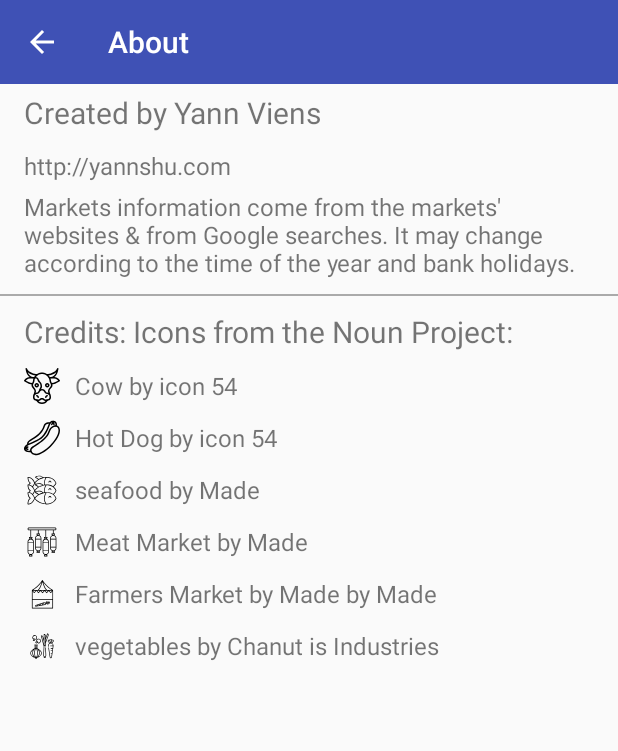
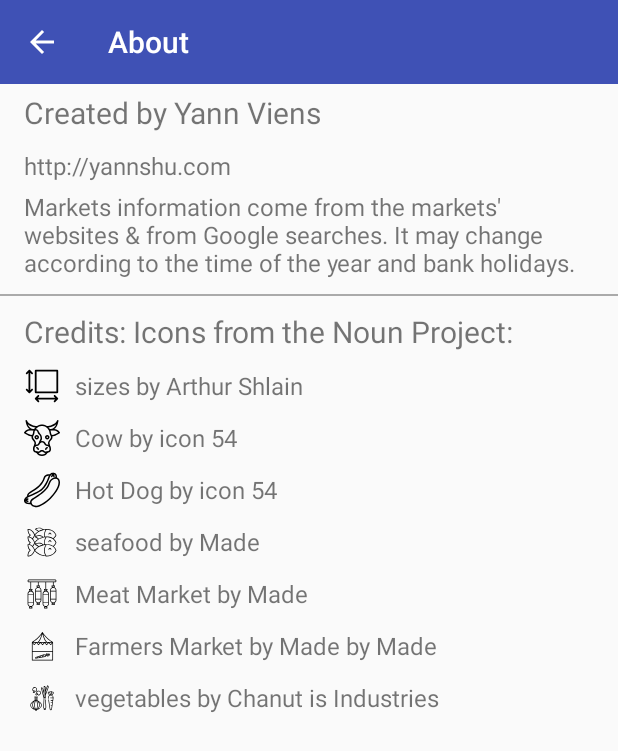
Before and after one commit to Yannshu/London-Food-Markets, an Android app: the AboutActivity screen opened directly, with no data from a screen before it, on a phone screen of 412 x 824 dp. Shown: the top 751 px of the screen. Run offline under Robolectric (Android 15) with nearby library versions, the phone set to English and light mode, and no system bars; our stand-ins replace Dagger/Hilt's generated code, Timber.

Commit message:
Display size icon credits.

```diff
--- a/app/src/main/java/com/yannshu/londonfoodmarkets/ui/AboutActivityComponent.kt
+++ b/app/src/main/java/com/yannshu/londonfoodmarkets/ui/AboutActivityComponent.kt
@@ -27,6 +27,7 @@
         @Provides
         fun provideIcons(): List<Icon> {
             val icons = ArrayList<Icon>()
+            icons.add(Icon(R.string.credit_icon_size_description, R.string.credit_icon_size_url, R.drawable.ic_size))
             icons.add(Icon(R.string.credit_icon_cow_description, R.string.credit_icon_cow_url, R.drawable.ic_cow))
             icons.add(Icon(R.string.credit_icon_hot_dog_description, R.string.credit_icon_hot_dog_url, R.drawable.ic_hot_dog))
             icons.add(Icon(R.string.credit_icon_fishes_description, R.string.credit_icon_fishes_url, R.drawable.ic_fishes))
--- a/app/src/main/res/values/strings.xml
+++ b/app/src/main/res/values/strings.xml
@@ -43,7 +43,7 @@
     <string name="credit_icon_vegetables_description">vegetables by Chanut is Industries</string>
     <string name="credit_icon_vegetables_url">https://thenounproject.com/icon/1519764/</string>
 
-    <string name="credit_icon_size_description">sizes by Arthur Shlain from the Noun Project</string>
+    <string name="credit_icon_size_description">sizes by Arthur Shlain</string>
     <string name="credit_icon_size_url">https://thenounproject.com/icon/844736/</string>
 
 </resources>
```
